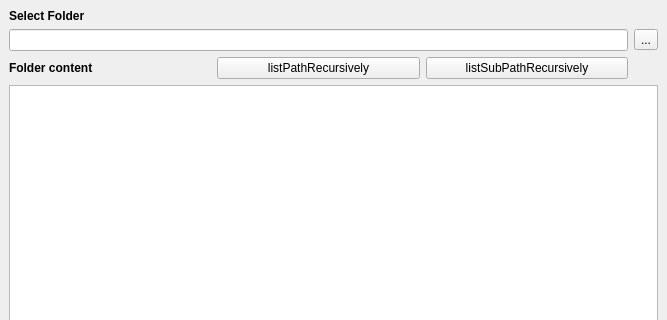
Above: Examples/CommonBasicUsage/mainwindow.ui from g-gualeni/QtNoid2 before the change; both pictures show x 0 to 667 and y 0 to 320 of the 667 by 551 pixel window. Below: the same form after it.
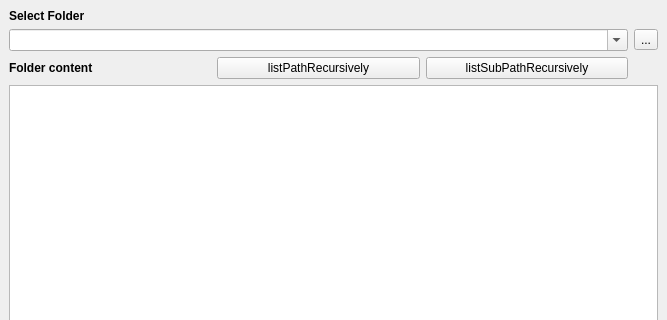
That is the form after the change.

The edit to the form file:
```diff
--- a/Examples/CommonBasicUsage/mainwindow.ui
+++ b/Examples/CommonBasicUsage/mainwindow.ui
@@ -66,7 +66,11 @@
        </widget>
       </item>
       <item row="1" column="0" colspan="3">
-       <widget class="QLineEdit" name="txtFolder"/>
+       <widget class="QComboBox" name="txtFolder">
+        <property name="editable">
+         <bool>true</bool>
+        </property>
+       </widget>
       </item>
       <item row="4" column="0" colspan="4">
        <widget class="QLineEdit" name="txtStats">
```
